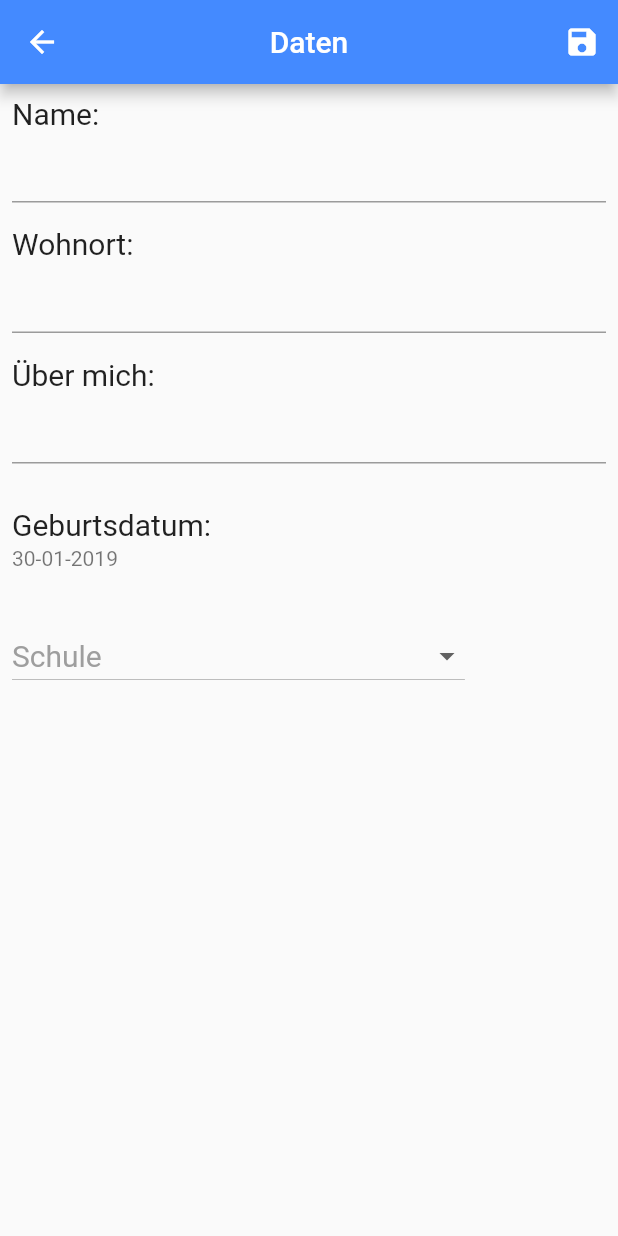
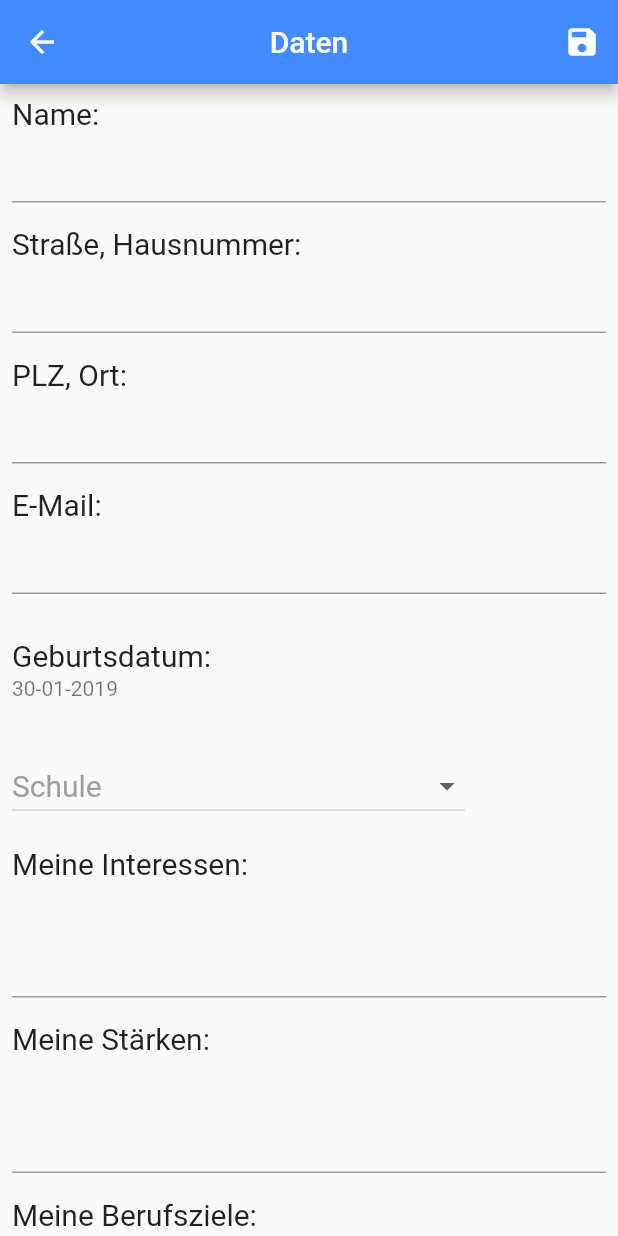
Before and after one commit to tth05/ErasmusDoc, a Flutter app: the PersonalInfoScreen screen opened by its route, on a phone screen of 412 x 824 dp. Run offline on Flutter 3.47's test engine with Material 2 defaults, Android fonts, the phone set to English and light mode, and no system bars; our stand-ins replace flutter_markdown, sticky_headers; missing offline and left inert: simple_permissions, zefyr; generated files the repository leaves out were written again.

Commit message:
Add loading and saving of personal data

```diff
--- a/lib/main.dart
+++ b/lib/main.dart
@@ -12,11 +12,14 @@ import 'package:erasmus_app/screens/personal_info/personal_info.dart';
 import 'package:flutter/cupertino.dart';
 import 'package:flutter/foundation.dart';
 import 'package:flutter/material.dart';
+import 'package:flutter/services.dart';
 import 'package:flutter_localizations/flutter_localizations.dart';
 import 'package:intl/intl.dart';
 
 void main() {
   Intl.defaultLocale = 'de_DE';
+  SystemChrome.setPreferredOrientations([DeviceOrientation.portraitUp]);
+
   //Startup delay to show launch image
   Future.delayed(const Duration(seconds: 1)).whenComplete(() => runApp(App()));
 }
--- a/lib/models/personal_data.dart
+++ b/lib/models/personal_data.dart
@@ -6,15 +6,29 @@
 //Handles user data
 import 'package:erasmus_app/globals.dart' as globals;
 import 'package:erasmus_app/models/school.dart';
+import 'package:json_annotation/json_annotation.dart';
 
+part 'personal_data.g.dart';
+
+@JsonSerializable()
 class PersonalData {
+  String name;
+  String addressPart1;
+  String addressPart2;
+  String email;
+  String interests;
+  String strengths;
+  String jobGoals;
+
   School school;
+  DateTime userBirthdayDate;
 
-  var _userBirthdayDate;
+  String get userBirthdayAsString => globals.dateFormat.format(userBirthdayDate);
 
-  set userBirthdayDate(DateTime date) => _userBirthdayDate = date;
+  PersonalData(this.school, this.name, this.addressPart1, this.addressPart2, this.email, this.interests, this.strengths,
+      this.jobGoals, this.userBirthdayDate);
 
-  DateTime get userBirthdayDate => _userBirthdayDate == null ? (_userBirthdayDate = DateTime.now()) : _userBirthdayDate;
+  factory PersonalData.fromJson(Map<String, dynamic> json) => _$PersonalDataFromJson(json);
 
-  String get userBirthdayAsString => globals.dateFormat.format(_userBirthdayDate);
+  Map<String, dynamic> toJson() => _$PersonalDataToJson(this);
 }
--- a/lib/models/school.dart
+++ b/lib/models/school.dart
@@ -17,6 +17,8 @@ class School {
 
   factory School.fromJson(Map<String, dynamic> json) => _$SchoolFromJson(json);
 
+  Map<String, dynamic> toJson() => _$SchoolToJson(this);
+
   @override
   String toString() {
     return "(fileName: '$fileName', translatedName: '$translatedName', info: '$info', address: '$address')";
--- a/lib/screens/personal_info/personal_info.dart
+++ b/lib/screens/personal_info/personal_info.dart
@@ -30,15 +30,13 @@ class PersonalInfoScreenState extends State<PersonalInfoScreen> {
           IconButton(
             icon: Icon(Icons.save),
             onPressed: () {
-              if (_formKey.currentState.validate()) {
-                Navigator.of(context).pushReplacementNamed("/");
-              }
+              _formKey.currentState.save();
+              jsonManager.savePersonalData();
+              Navigator.of(context).pushReplacementNamed("/");
             },
           ),
         ],
       ),
-      //TODO: Add maxLength checks for all TextFields
-      //TODO: Disallow special characters to not break anything for all TextFields
       body: Form(
         key: _formKey,
         child: SingleChildScrollView(
@@ -47,29 +45,47 @@ class PersonalInfoScreenState extends State<PersonalInfoScreen> {
             crossAxisAlignment: CrossAxisAlignment.start,
             children: <Widget>[
               FormHelper.buildTitle("Name:"),
-              FormHelper.buildTextField(focus: false),
-              Divider(
-                color: Colors.grey[50],
-              ),
-              FormHelper.buildTitle("Wohnort:"),
-              FormHelper.buildTextField(),
-              Divider(
-                color: Colors.grey[50],
-              ),
-              FormHelper.buildTitle("Über mich:"),
-              FormHelper.buildTextField(),
-              Divider(
-                color: Colors.grey[50],
-              ),
-              DatePickerTile(
-                "Geburtsdatum:",
-                "Bitte wähle dein Geburtsdatum aus.",
-                initialValue: jsonManager.personalData.userBirthdayDate,
-              ),
-              Divider(
-                color: Colors.grey[50],
-              ),
-              SelectSchoolDropdownButton(),
+              FormHelper.buildTextField(
+                  initialValue: jsonManager.personalData.name, onSaved: (v) => jsonManager.personalData.name = v),
+              FormHelper.divider,
+              FormHelper.buildTitle("Straße, Hausnummer:"),
+              FormHelper.buildTextField(
+                  initialValue: jsonManager.personalData.addressPart1,
+                  onSaved: (v) => jsonManager.personalData.addressPart1 = v),
+              FormHelper.divider,
+              FormHelper.buildTitle("PLZ, Ort:"),
+              FormHelper.buildTextField(
+                  initialValue: jsonManager.personalData.addressPart2,
+                  onSaved: (v) => jsonManager.personalData.addressPart2 = v),
+              FormHelper.divider,
+              FormHelper.buildTitle("E-Mail:"),
+              FormHelper.buildTextField(
+                  initialValue: jsonManager.personalData.email, onSaved: (v) => jsonManager.personalData.email = v),
+              FormHelper.divider,
+              DatePickerTile("Geburtsdatum:", "Bitte wähle dein Geburtsdatum aus.",
+                  initialValue: jsonManager.personalData.userBirthdayDate,
+                  onSaved: (v) => jsonManager.personalData.userBirthdayDate = v),
+              FormHelper.divider,
+              SelectSchoolDropdownButton(jsonManager.personalData.school,
+                  onSaved: (v) => jsonManager.personalData.school = v),
+              FormHelper.divider,
+              FormHelper.buildTitle("Meine Interessen:"),
+              FormHelper.buildTextField(
+                  initialValue: jsonManager.personalData.interests,
+                  maxLines: 3,
+                  onSaved: (v) => jsonManager.personalData.interests = v),
+              FormHelper.divider,
+              FormHelper.buildTitle("Meine Stärken:"),
+              FormHelper.buildTextField(
+                  initialValue: jsonManager.personalData.strengths,
+                  maxLines: 3,
+                  onSaved: (v) => jsonManager.personalData.strengths = v),
+              FormHelper.divider,
+              FormHelper.buildTitle("Meine Berufsziele:"),
+              FormHelper.buildTextField(
+                  initialValue: jsonManager.personalData.jobGoals,
+                  maxLines: 3,
+                  onSaved: (v) => jsonManager.personalData.jobGoals = v),
             ],
           ),
         ),
--- a/lib/screens/personal_info/widgets/select_school_dropdown.dart
+++ b/lib/screens/personal_info/widgets/select_school_dropdown.dart
@@ -8,13 +8,15 @@ import 'package:erasmus_app/models/school.dart';
 import 'package:flutter/material.dart';
 
 class SelectSchoolDropdownButton extends FormField<School> {
-  SelectSchoolDropdownButton({FormFieldSetter<School> onSaved})
+  SelectSchoolDropdownButton(School initialValue, {FormFieldSetter<School> onSaved, FormFieldValidator<School> validator})
       : super(
           onSaved: onSaved,
-    validator: (value) {
+          validator: validator == null
+              ? (value) {
                   if (value == null) return 'Bitte wähle deine Schule aus.';
-    },
-    initialValue: null,
+                }
+              : validator,
+          initialValue: initialValue,
           autovalidate: false,
           builder: (FormFieldState<School> state) {
             final isSchoolSelected = state.value != null;
@@ -32,6 +34,7 @@ class SelectSchoolDropdownButton extends FormField<School> {
                   }).toList(),
                   hint: Text(
                     isSchoolSelected ? state.value.translatedName : "Schule",
+                    overflow: TextOverflow.ellipsis,
                     style: TextStyle(
                       fontSize: 20.0,
                       color: isSchoolSelected ? Colors.black : Colors.grey,
@@ -46,9 +49,7 @@ class SelectSchoolDropdownButton extends FormField<School> {
                         state.errorText,
                         textAlign: TextAlign.left,
                         style: TextStyle(
-              color: Theme
-                  .of(state.context)
-                  .errorColor,
+                          color: Theme.of(state.context).errorColor,
                           fontSize: 12.0,
                         ),
                       )
--- a/lib/util/form_helper.dart
+++ b/lib/util/form_helper.dart
@@ -9,6 +9,8 @@ class FormHelper {
   static const _fieldFont = TextStyle(fontSize: 15.0, color: Colors.black);
   static const _textFont = TextStyle(fontSize: 20.0);
 
+  static final divider = Divider(color: Colors.grey[50]);
+
   static Widget buildTitle(String title) {
     return Text(
       title,
@@ -16,17 +18,24 @@ class FormHelper {
     );
   }
 
-  static Widget buildTextField({bool focus = false, String initialValue: "", FormFieldSetter<String> onSaved}) {
+  static Widget buildTextField(
+      {bool focus = false,
+      String initialValue: "",
+      FormFieldSetter<String> onSaved,
+      FormFieldValidator<String> validator,
+      int maxLines: 1}) {
     return TextFormField(
       style: _fieldFont,
       autofocus: focus,
       initialValue: initialValue,
       onSaved: onSaved,
-      validator: (s) {
-        if (s.isEmpty) {
-          return "Bitte fülle dieses Feld aus.";
-        }
-      },
+      maxLines: maxLines,
+      validator: validator == null
+          ? (s) {
+              if (s.isEmpty)
+                return "Bitte fülle dieses Feld aus.";
+            }
+          : validator,
     );
   }
 }
--- a/lib/widgets/date_picker_tile.dart
+++ b/lib/widgets/date_picker_tile.dart
@@ -10,7 +10,11 @@ import 'package:flutter/material.dart';
 
 class DatePickerTile extends FormField<DateTime> {
   DatePickerTile(String title, String error,
-      {FormFieldSetter<DateTime> onSaved, FormFieldValidator<DateTime> validator, DateTime initialValue})
+      {FormFieldSetter<DateTime> onSaved,
+      FormFieldValidator<DateTime> validator,
+      DateTime initialValue,
+      DateTime firstDate,
+      DateTime lastDate})
       : super(
           onSaved: onSaved,
           validator: validator == null
@@ -34,8 +38,8 @@ class DatePickerTile extends FormField<DateTime> {
                       context: state.context,
                       locale: Locale("de"),
                       initialDate: initialValue,
-                      firstDate: DateTime(1900),
-                      lastDate: DateTime.now(),
+                      firstDate: firstDate != null ? firstDate : DateTime(1900),
+                      lastDate: lastDate != null ? lastDate : DateTime.now(),
                       initialDatePickerMode: DatePickerMode.year,
                     );
                     result.then((dateTime) {
```
Also changed, not shown: lib/managers/json_manager.dart (+17 -5 lines), lib/screens/app_home/widgets/activities_list.dart (+19 -5 lines). Lines whose indentation alone changed are shown as unchanged.
